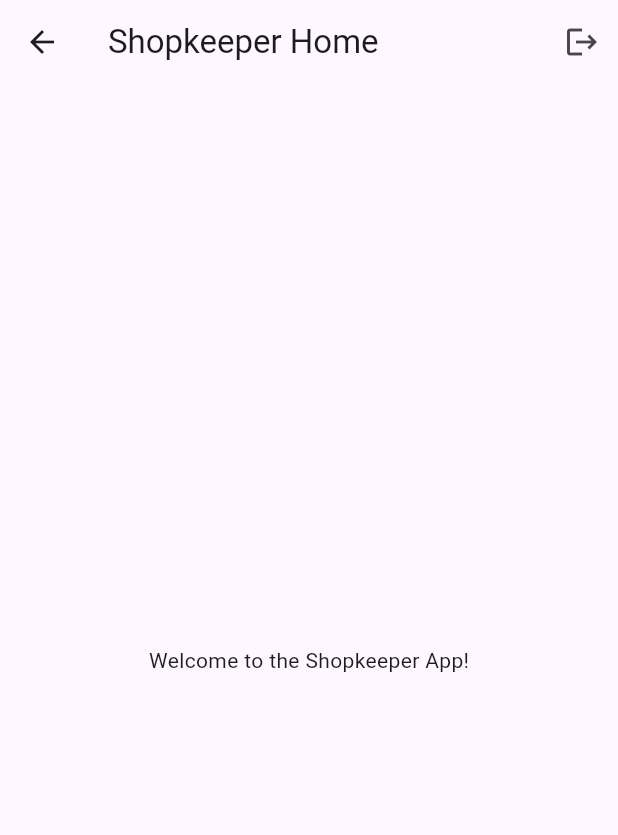
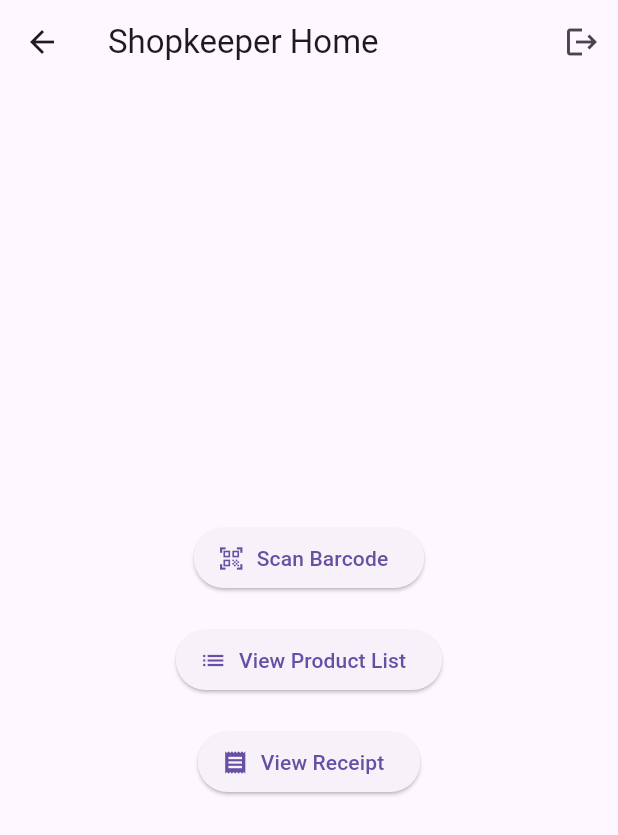
Before and after one commit to manha-corporate/shopkeeper_app, a Flutter app: the HomeScreen screen opened directly, on a phone screen of 412 x 824 dp. Shown: the top 835 px of the screen. Run offline on Flutter 3.47's test engine with Material 3 defaults, Android fonts, the phone set to English and light mode, and no system bars; our stand-ins replace bloc, equatable, firebase_auth, firebase_core, flutter_bloc; accounts and stored records are empty.

Commit message:
Add lib/screens/home_screen.dart 1746316374889

```diff
--- a/lib/screens/home_screen.dart
+++ b/lib/screens/home_screen.dart
@@ -1,6 +1,9 @@
 import 'package:flutter/material.dart';
 import 'package:flutter_bloc/flutter_bloc.dart';
 import '../blocs/authentication/authentication_bloc.dart';
+import '../blocs/product/product_bloc.dart';
+import 'barcode_scanner_screen.dart';
+import 'product_list_screen.dart';
 
 class HomeScreen extends StatelessWidget {
   const HomeScreen({Key? key}) : super(key: key);
@@ -9,9 +12,23 @@ class HomeScreen extends StatelessWidget {
     context.read<AuthenticationBloc>().add(AuthenticationLoggedOut());
   }
 
+  void _navigateToScanner(BuildContext context) {
+    Navigator.of(context).push(
+      MaterialPageRoute(builder: (_) => const BarcodeScannerScreen()),
+    );
+  }
+
+  void _navigateToProductList(BuildContext context) {
+    Navigator.of(context).push(
+      MaterialPageRoute(builder: (_) => const ProductListScreen()),
+    );
+  }
+
   @override
   Widget build(BuildContext context) {
-    return Scaffold(
+    return BlocProvider(
+      create: (_) => ProductBloc(),
+      child: Scaffold(
         appBar: AppBar(
           title: const Text('Shopkeeper Home'),
           actions: [
@@ -21,8 +38,34 @@ class HomeScreen extends StatelessWidget {
             ),
           ],
         ),
-      body: const Center(
-        child: Text('Welcome to the Shopkeeper App!'),
+        body: Center(
+          child: Column(
+            mainAxisAlignment: MainAxisAlignment.center,
+            children: [
+              ElevatedButton.icon(
+                icon: const Icon(Icons.qr_code_scanner),
+                label: const Text('Scan Barcode'),
+                onPressed: () => _navigateToScanner(context),
+              ),
+              const SizedBox(height: 20),
+              ElevatedButton.icon(
+                icon: const Icon(Icons.list),
+                label: const Text('View Product List'),
+                onPressed: () => _navigateToProductList(context),
+              ),
+              const SizedBox(height: 20),
+              ElevatedButton.icon(
+                icon: const Icon(Icons.receipt),
+                label: const Text('View Receipt'),
+                onPressed: () {
+                  Navigator.of(context).push(
+                    MaterialPageRoute(builder: (_) => const ReceiptScreen()),
+                  );
+                },
+              ),
+            ],
+          ),
+        ),
       ),
     );
   }
```
Lines whose indentation alone changed are shown as unchanged.
